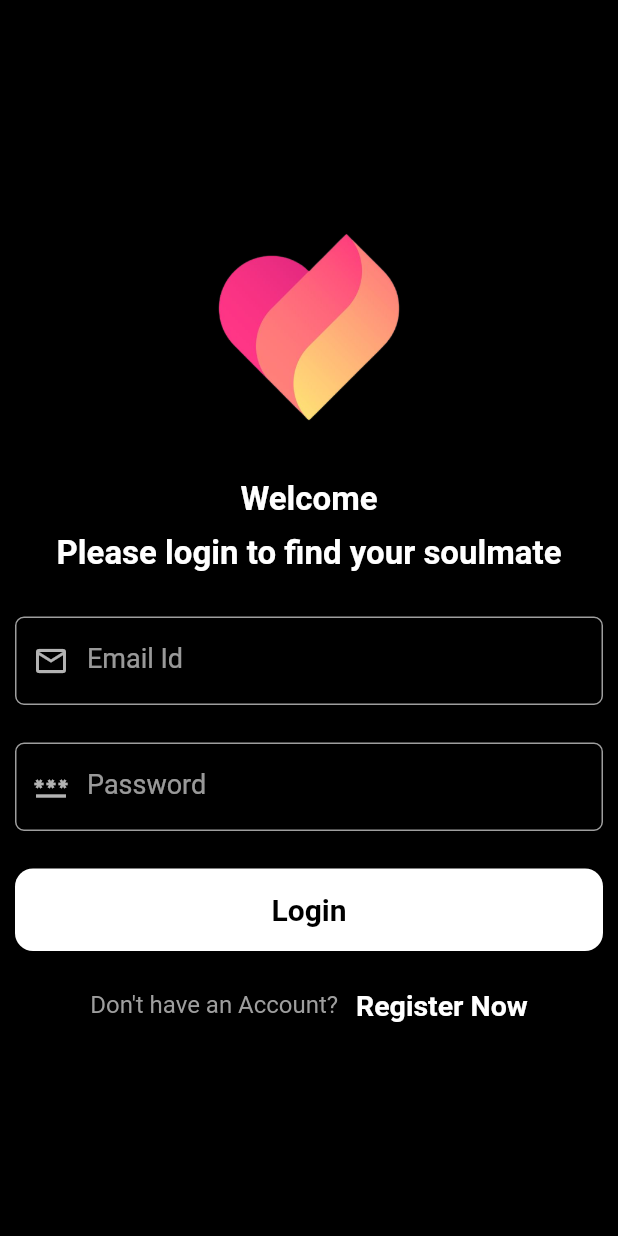
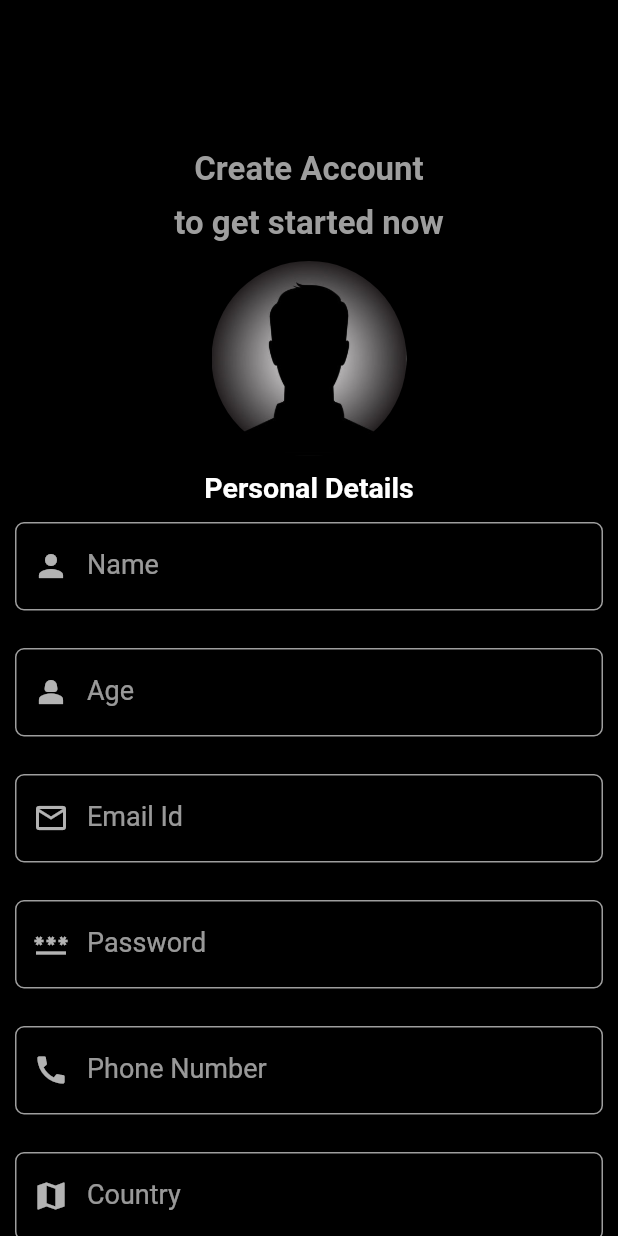
Before and after one commit to darshansgowda17/tinder_clone, a Flutter app: the screen it shows after launch, after a tap on "Register Now", on a phone screen of 412 x 824 dp. Run offline on Flutter 3.47's test engine with Material 2 defaults, Android fonts, the phone set to English and light mode, and no system bars; our stand-ins replace get.

Commit message:
registration screen updated

```diff
--- a/lib/authenticationScreens/login_screen.dart
+++ b/lib/authenticationScreens/login_screen.dart
@@ -1,5 +1,7 @@
 import 'package:dating_app/widgets/textfield.dart';
 import 'package:flutter/material.dart';
+import 'package:dating_app/authenticationScreens/signup_screen.dart';
+import 'package:get/get.dart';
 
 class LoginScreen extends StatefulWidget {
   const LoginScreen({super.key});
@@ -105,7 +107,7 @@ class _LoginScreenState extends State<LoginScreen> {
                     InkWell(
                       onTap: ()
                       {
-
+                        Get.to(SignUpScreen());
                       },
                       child: Text(
                         "Register Now",
--- /dev/null
+++ b/lib/authenticationScreens/signup_screen.dart
@@ -0,0 +1,326 @@
+import 'package:flutter/material.dart';
+import 'package:dating_app/widgets/textfield.dart';
+import 'package:get/get.dart';
+
+class SignUpScreen extends StatefulWidget {
+  const SignUpScreen({super.key});
+
+  @override
+  State<SignUpScreen> createState() => _SignUpScreenState();
+}
+
+class _SignUpScreenState extends State<SignUpScreen> {
+
+  TextEditingController emailTextEditingController = TextEditingController();
+  TextEditingController passwordTextEditingController = TextEditingController();
+  TextEditingController nameTextEditingController = TextEditingController();
+  TextEditingController ageTextEditingController = TextEditingController();
+  TextEditingController phoneEditingController = TextEditingController();
+  TextEditingController cityTextEditingController = TextEditingController();
+  TextEditingController countryTextEditingController = TextEditingController();
+
+  TextEditingController heightTextEditingController = TextEditingController();
+  TextEditingController weightTextEditingController = TextEditingController();
+
+  TextEditingController maritalStatusTextEditingController = TextEditingController();
+  TextEditingController professionTextEditingController = TextEditingController();
+  TextEditingController relationshipTextEditingController = TextEditingController();
+
+  TextEditingController nationalityTextEditingController = TextEditingController();
+  TextEditingController languageTextEditingController = TextEditingController();
+  TextEditingController relegionTextEditingController = TextEditingController();
+
+  @override
+  Widget build(BuildContext context) {
+    return Scaffold(
+      body: SingleChildScrollView(
+        child: Center(
+          child: Column(
+            children: [
+              const SizedBox(
+                height: 100,
+              ),
+              Text("Create Account",
+                style: TextStyle(
+                  fontWeight: FontWeight.bold,
+                  fontSize: 22,
+                  color: Colors.grey,
+                ),
+              ),
+              const SizedBox(
+                height: 10,
+              ),
+              Text("to get started now",
+                style: TextStyle(
+                  fontWeight: FontWeight.bold,
+                  fontSize: 22,
+                  color: Colors.grey,
+                ),
+              ),
+              SizedBox(height: 12,),
+              GestureDetector(
+                onTap: (){
+
+                },
+                child: CircleAvatar(
+                  radius: 65,
+                  backgroundImage: AssetImage("images/profile_avatar.jpg"),
+                  backgroundColor: Colors.black,
+                ),
+              ),
+              SizedBox(height: 10,),
+              Text(
+                "Personal Details",
+                style: TextStyle(
+                  fontSize: 19,
+                  color: Colors.white,
+                  fontWeight: FontWeight.bold,
+                ),
+              ),
+              SizedBox(height: 12,),
+              Padding(
+                padding: const EdgeInsets.symmetric(horizontal: 10.0),
+                child: TextCard(
+                  editingController: nameTextEditingController,
+                  iconData: Icons.person,
+                  label: "Name",
+                  isVisible: false,
+                ),
+              ),
+              const SizedBox(
+                height: 25,
+              ),
+              Padding(
+                padding: const EdgeInsets.symmetric(horizontal: 10.0),
+                child: TextCard(
+                  editingController: ageTextEditingController,
+                  iconData: Icons.person_2,
+                  label: "Age",
+                  isVisible: false,
+                ),
+              ),
+              const SizedBox(
+                height: 25,
+              ),
+              Padding(
+                padding: const EdgeInsets.symmetric(horizontal: 10.0),
+                child: TextCard(
+                  editingController: emailTextEditingController,
+                  iconData: Icons.email_outlined,
+                  label: "Email Id",
+                  isVisible: false,
+                ),
+              ),
+              const SizedBox(
+                height: 25,
+              ),
+              Padding(
+                padding: const EdgeInsets.symmetric(horizontal: 10.0),
+                child: TextCard(
+                  editingController: passwordTextEditingController,
+                  iconData: Icons.password_outlined,
+                  label: "Password",
+                  isVisible: true,
+                ),
+              ),
+              const SizedBox(
+                height: 25,
+              ),
+              Padding(
+                padding: const EdgeInsets.symmetric(horizontal: 10.0),
+                child: TextCard(
+                  editingController: phoneEditingController,
+                  iconData: Icons.call,
+                  label: "Phone Number",
+                  isVisible: false,
+                ),
+              ),
+              const SizedBox(
+                height: 25,
+              ),
+              Padding(
+                padding: const EdgeInsets.symmetric(horizontal: 10.0),
+                child: TextCard(
+                  editingController: countryTextEditingController,
+                  iconData: Icons.map,
+                  label: "Country",
+                  isVisible: false,
+                ),
+              ),
+              const SizedBox(
+                height: 25,
+              ),
+              Padding(
+                padding: const EdgeInsets.symmetric(horizontal: 10.0),
+                child: TextCard(
+                  editingController: cityTextEditingController,
+                  iconData: Icons.location_city,
+                  label: "City",
+                  isVisible: false,
+                ),
+              ),
+
+              Padding(
+                padding: const EdgeInsets.symmetric(vertical: 12),
+                child: Text(
+                  "Appearance",
+                  style: TextStyle(
+                    fontSize: 19,
+                    color: Colors.white,
+                    fontWeight: FontWeight.bold,
+                  ),
+
+                ),
+              ),
+
+              Padding(
+                padding: const EdgeInsets.symmetric(horizontal: 10.0),
+                child: TextCard(
+                  editingController: heightTextEditingController,
+                  iconData: Icons.height,
+                  label: "Height",
+                  isVisible: false,
+                ),
+              ),
+              const SizedBox(
+                height: 25,
+              ),
+              Padding(
+                padding: const EdgeInsets.symmetric(horizontal: 10.0),
+                child: TextCard(
+                  editingController: weightTextEditingController,
+                  iconData: Icons.line_weight,
+                  label: "Weight",
+                  isVisible: false,
+                ),
+              ),
+
+              Padding(
+                padding: const EdgeInsets.symmetric(vertical: 12),
+                child: Text(
+                  "Current Status",
+                  style: TextStyle(
+                    fontSize: 19,
+                    color: Colors.white,
+                    fontWeight: FontWeight.bold,
+                  ),
+                ),
+              ),
+
+              Padding(
+                padding: const EdgeInsets.symmetric(horizontal: 10.0),
+                child: TextCard(
+                  editingController: maritalStatusTextEditingController,
+                  iconData: Icons.home,
+                  label: "Marital Status",
+                  isVisible: false,
+                ),
+              ),
+              const SizedBox(
+                height: 25,
+              ),
+              Padding(
+                padding: const EdgeInsets.symmetric(horizontal: 10.0),
+                child: TextCard(
+                  editingController: professionTextEditingController,
+                  iconData: Icons.work,
+                  label: "Profession",
+                  isVisible: false,
+                ),
+              ),
+              const SizedBox(
+                height: 25,
+              ),
+              Padding(
+                padding: const EdgeInsets.symmetric(horizontal: 10.0),
+                child: TextCard(
+                  editingController: heightTextEditingController,
+                  iconData: Icons.search,
+                  label: "Relationship Looking for",
+                  isVisible: false,
+                ),
+              ),
+
+              Padding(
+                padding: const EdgeInsets.symmetric(vertical: 12),
+                child: Text(
+                  "Background",
+                  style: TextStyle(
+                    fontSize: 19,
+                    color: Colors.white,
+                    fontWeight: FontWeight.bold,
+                  ),
+                ),
+              ),
+
+              Padding(
+                padding: const EdgeInsets.symmetric(horizontal: 10.0),
+                child: TextCard(
+                  editingController: nationalityTextEditingController,
+                  iconData: Icons.flag,
+                  label: "Nationality",
+                  isVisible: false,
+                ),
+              ),
+              const SizedBox(
+                height: 25,
+              ),
+              Padding(
+                padding: const EdgeInsets.symmetric(horizontal: 10.0),
+                child: TextCard(
+                  editingController: relegionTextEditingController,
+                  iconData: Icons.euro_symbol_sharp,
+                  label: "Relegion",
+                  isVisible: false,
+                ),
+              ),
+              const SizedBox(
+                height: 25,
+              ),
+              Padding(
+                padding: const EdgeInsets.symmetric(horizontal: 10.0),
+                child: TextCard(
+                  editingController: languageTextEditingController,
+                  iconData: Icons.language,
+                  label: "Preferred Language",
+                  isVisible: false,
+                ),
+              ),
+              const SizedBox(
+                height: 25,
+              ),
+
+              Row(
+                mainAxisAlignment: MainAxisAlignment.center,
+                children: [
+                  Text("Already have an Account?   ",
+                    style: TextStyle(
+                      fontSize: 16,
+                      color: Colors.grey,
+                    ),
+                  ),
+                  InkWell(
+                    onTap: ()
+                    {
+                      Get.back();
+                    },
+                    child: Text(
+                      "Login Here",
+                      style: TextStyle(
+                        fontSize: 19,
+                        color: Colors.white,
+                        fontWeight: FontWeight.bold,
+                      ),
+                    ),
+                  ),
+
+                ],
+              ),
+              SizedBox(height: 15,),
+            ],
+          ),
+        ),
+      ),
+    );
+  }
+}
```
